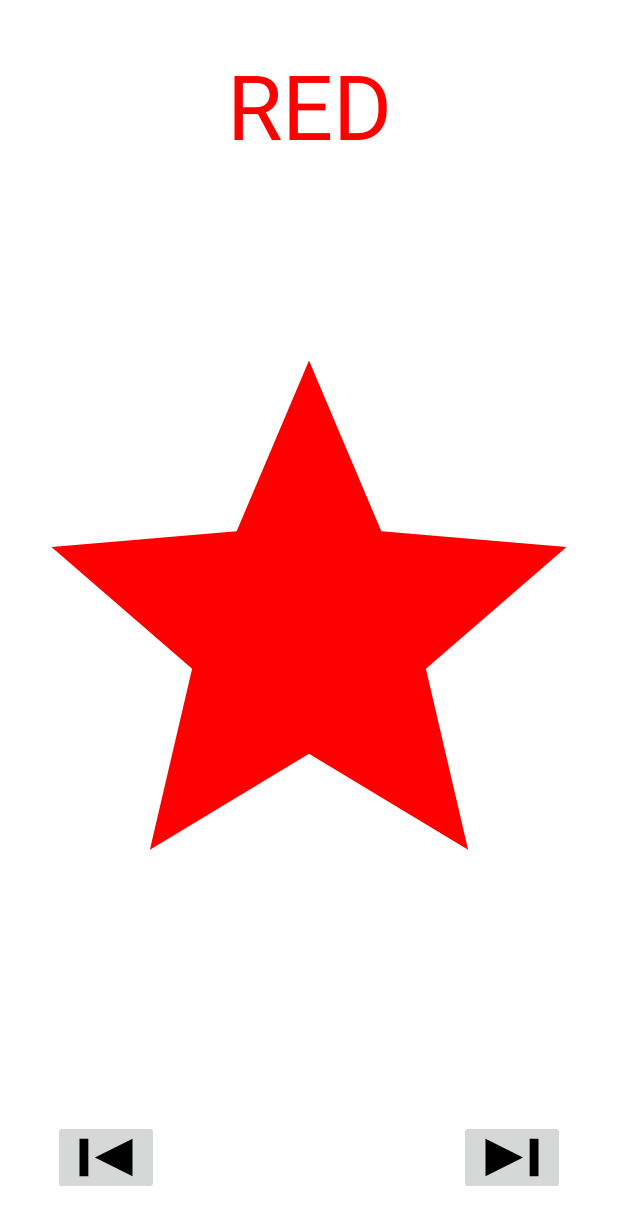
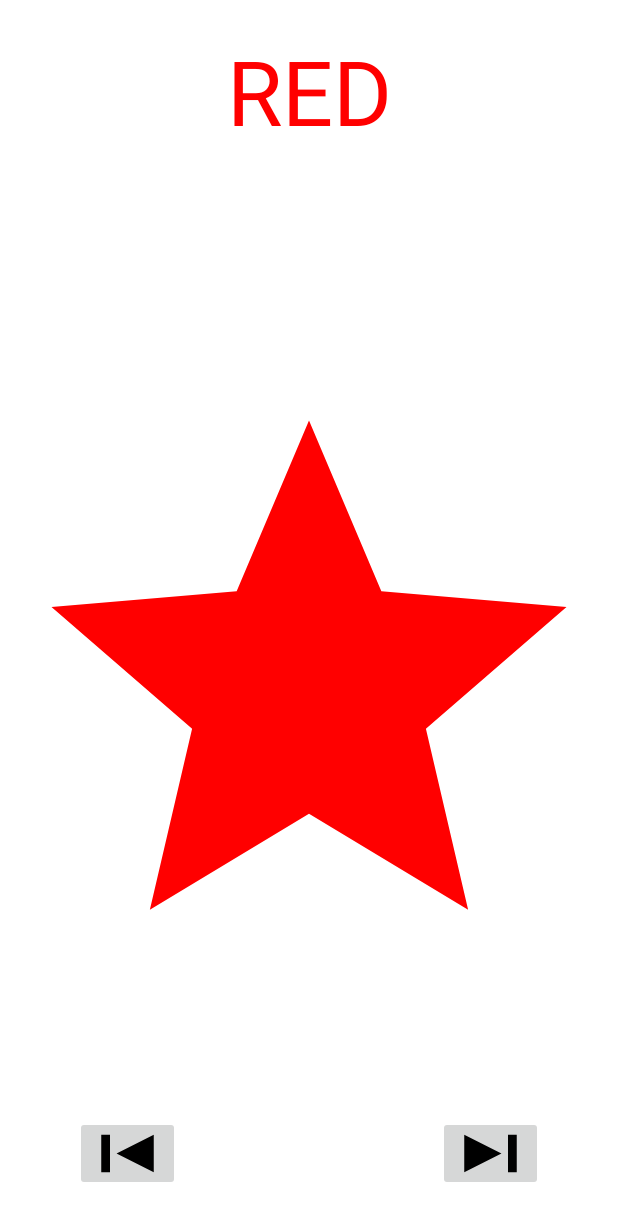
Before and after one commit to Mahreen-Asama/MC-Color-Recognizer-App, an Android app: the layout activity_color.xml on its own in the app's theme, with its tools: preview values and no code run, on a phone screen of 412 x 824 dp. Shown: the top 1225 px of the screen. Run offline under Robolectric (Android 15) with nearby library versions, the phone set to English and light mode, and no system bars.

Commit message:
prev button added

```diff
--- a/app/src/main/AndroidManifest.xml
+++ b/app/src/main/AndroidManifest.xml
@@ -10,6 +10,9 @@
         android:supportsRtl="true"
         android:theme="@style/Theme.ColorRecognizerForKids">
         <activity
+            android:name=".ColorActivity"
+            android:exported="false" />
+        <activity
             android:name=".MainActivity"
             android:exported="true">
             <intent-filter>
--- a/app/src/main/res/drawable/ic_baseline_arrow_back_24.xml
+++ /dev/null
@@ -1,5 +0,0 @@
-<vector android:height="24dp" android:tint="#FF0000"
-    android:viewportHeight="24" android:viewportWidth="24"
-    android:width="24dp" xmlns:android="http://schemas.android.com/apk/res/android">
-    <path android:fillColor="@android:color/white" android:pathData="M20,11H7.83l5.59,-5.59L12,4l-8,8 8,8 1.41,-1.41L7.83,13H20v-2z"/>
-</vector>
--- a/app/src/main/res/drawable/ic_baseline_stars_24.xml
+++ /dev/null
@@ -1,5 +0,0 @@
-<vector android:height="24dp" android:tint="#FF0000"
-    android:viewportHeight="24" android:viewportWidth="24"
-    android:width="24dp" xmlns:android="http://schemas.android.com/apk/res/android">
-    <path android:fillColor="@android:color/white" android:pathData="M11.99,2C6.47,2 2,6.48 2,12s4.47,10 9.99,10C17.52,22 22,17.52 22,12S17.52,2 11.99,2zM16.23,18L12,15.45 7.77,18l1.12,-4.81 -3.73,-3.23 4.92,-0.42L12,5l1.92,4.53 4.92,0.42 -3.73,3.23L16.23,18z"/>
-</vector>
--- a/app/src/main/res/layout/activity_color.xml
+++ b/app/src/main/res/layout/activity_color.xml
@@ -11,6 +11,7 @@
         android:id="@+id/color"
         android:layout_width="0dp"
         android:layout_height="0dp"
+        android:layout_marginTop="80dp"
         app:layout_constraintBottom_toBottomOf="parent"
         app:layout_constraintEnd_toEndOf="parent"
         app:layout_constraintStart_toStartOf="parent"
@@ -21,7 +22,7 @@
         android:id="@+id/name"
         android:layout_width="wrap_content"
         android:layout_height="wrap_content"
-        android:layout_marginTop="29dp"
+        android:layout_marginTop="20dp"
         android:text="@string/red"
         android:textColor="#FF0000"
         android:textSize="60sp"
@@ -31,29 +32,25 @@
 
     <ImageButton
         android:id="@+id/btn_prev"
-        android:layout_width="0dp"
+        android:layout_width="70dp"
         android:layout_height="50dp"
-        android:layout_marginStart="35dp"
-        android:layout_marginEnd="100dp"
-        android:layout_marginBottom="27dp"
+        android:layout_marginStart="50dp"
+        android:layout_marginBottom="30dp"
         android:foreground="@drawable/ic_baseline_skip_previous_24"
         android:foregroundTint="#000000"
         app:layout_constraintBottom_toBottomOf="parent"
-        app:layout_constraintEnd_toStartOf="@+id/btn_next"
         app:layout_constraintStart_toStartOf="parent"
         tools:ignore="SpeakableTextPresentCheck" />
 
     <ImageButton
         android:id="@+id/btn_next"
-        android:layout_width="0dp"
+        android:layout_width="70dp"
         android:layout_height="50dp"
-        android:layout_marginStart="100dp"
-        android:layout_marginEnd="35dp"
-        android:layout_marginBottom="27dp"
+        android:layout_marginEnd="50dp"
+        android:layout_marginBottom="30dp"
         android:foreground="@drawable/ic_baseline_skip_next_24"
         android:foregroundTint="#000000"
         app:layout_constraintBottom_toBottomOf="parent"
         app:layout_constraintEnd_toEndOf="parent"
-        app:layout_constraintStart_toEndOf="@+id/btn_prev"
         tools:ignore="SpeakableTextPresentCheck" />
 </androidx.constraintlayout.widget.ConstraintLayout>
--- a/app/src/main/res/layout/activity_main.xml
+++ b/app/src/main/res/layout/activity_main.xml
@@ -22,7 +22,7 @@
         android:id="@+id/textView"
         android:layout_width="wrap_content"
         android:layout_height="wrap_content"
-        android:layout_marginTop="50dp"
+        android:layout_marginTop="20dp"
         android:text="COLORS"
         android:textColor="#000000"
         android:textSize="96sp"
--- a/app/src/main/res/values/strings.xml
+++ b/app/src/main/res/values/strings.xml
@@ -1,5 +1,5 @@
 <resources>
-    <string name="app_name">ColorRecognizerForKids</string>
+    <string name="app_name">Colors</string>
     <string name="red">RED</string>
     <string name="green">GREEN</string>
     <string name="blue">BLUE</string>
```
Also changed, not shown: app/src/main/java/com/example/colorrecognizerforkids/MainActivity.java (+49 -1 lines).
